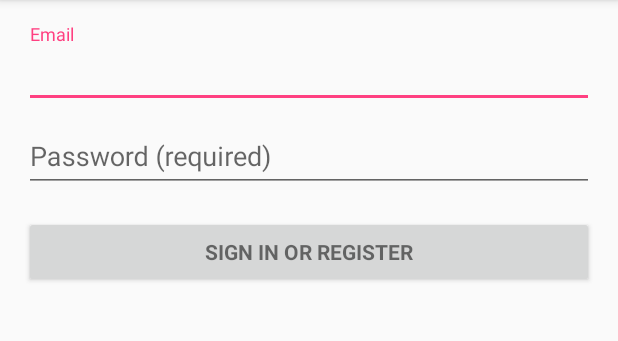
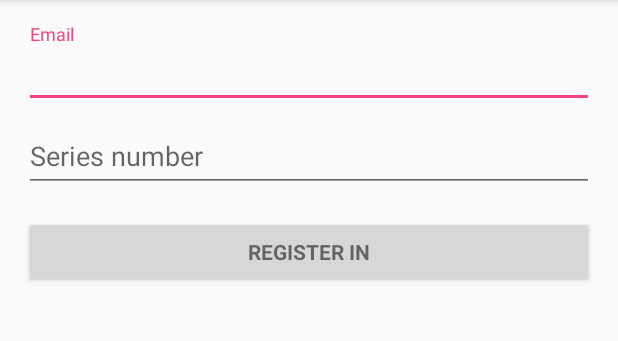
Before and after one commit to Nicholas1126/apksigntool, an Android app: the screen it shows after launch (LoginActivity), on a phone screen of 412 x 824 dp, the part 84-425 px from its top. Run offline under Robolectric (Android 15) with nearby library versions, the phone set to English and light mode, and no system bars; 2 statements that could not run were skipped.

Commit message:
Add series number feature.

```diff
--- a/app/src/main/res/values/strings.xml
+++ b/app/src/main/res/values/strings.xml
@@ -3,12 +3,12 @@
 
     <!-- Strings related to login -->
     <string name="prompt_email">Email</string>
-    <string name="prompt_password">Password (required)</string>
-    <string name="action_sign_in">Sign in or register</string>
-    <string name="action_sign_in_short">Sign in</string>
+    <string name="prompt_password">Series number</string>
+    <string name="action_sign_in">Register in</string>
+    <string name="action_sign_in_short">Register</string>
     <string name="error_invalid_email">This email address is invalid</string>
-    <string name="error_invalid_password">This password is too short</string>
-    <string name="error_incorrect_password">This password is incorrect</string>
+    <string name="error_invalid_password">This Series number is too short</string>
+    <string name="error_incorrect_password">This Series number is incorrect</string>
     <string name="error_field_required">This field is required</string>
     <string name="permission_rationale">"Contacts permissions are needed for providing email
         completions."
```
Also changed, not shown: app/src/main/java/com/example/liangyuan/crackme01/LoginActivity.java (+52 -5 lines).
